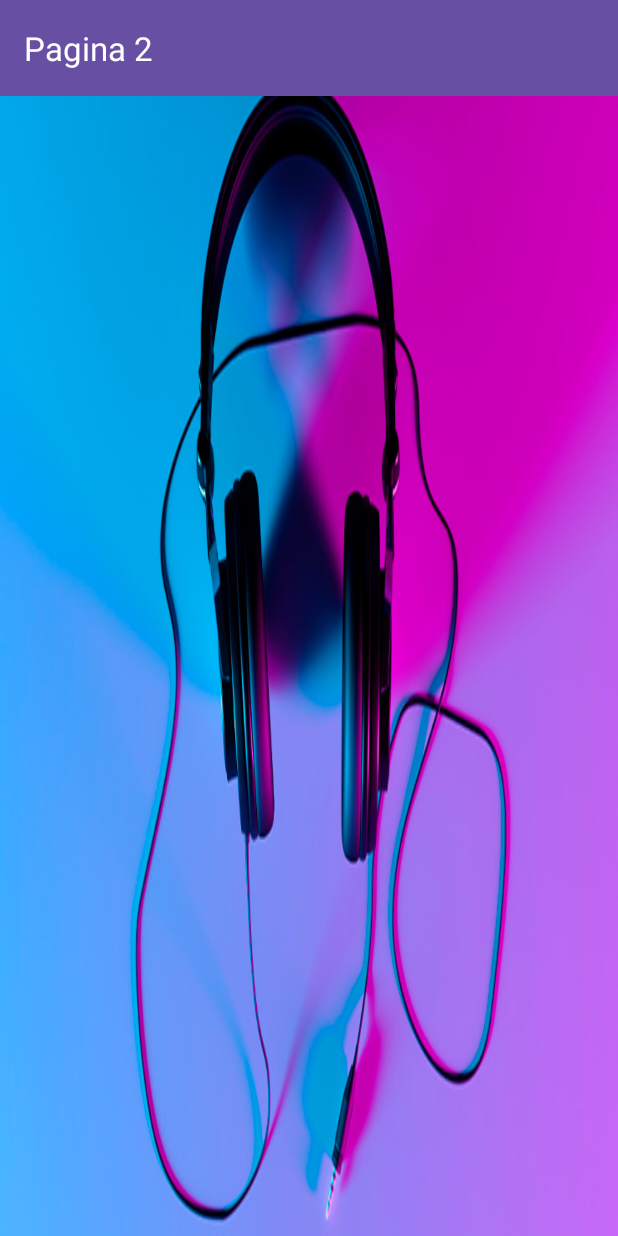
After one commit to SANDIEGOVIEIRA/Music, an Android app: the layout navegationbar2.xml on its own in the app's theme, with its tools: preview values and no code run, on a phone screen of 412 x 824 dp. The commit adds this screen. Run offline under Robolectric (Android 15) with nearby library versions, the phone set to English and light mode, and no system bars.

Commit message:
correc bugs

```diff
--- a/app/build.gradle.kts
+++ b/app/build.gradle.kts
@@ -47,6 +47,7 @@ dependencies {
     implementation("androidx.biometric:biometric:1.1.0")
     implementation(platform("com.google.firebase:firebase-bom:32.3.1"))
     implementation("com.google.firebase:firebase-storage")
+    implementation("com.google.android.material:material:1.10.0")
 
 
 }
--- a/app/src/main/java/br/com/myapplication/MainActivity.java
+++ b/app/src/main/java/br/com/myapplication/MainActivity.java
@@ -27,6 +27,8 @@ import java.io.File;
 import java.util.ArrayList;
 import java.util.Collections;
 import java.util.Comparator;
+import com.google.android.material.bottomnavigation.BottomNavigationView;
+
 
 public class MainActivity extends AppCompatActivity {
 
--- /dev/null
+++ b/app/src/main/java/br/com/myapplication/Tela2Activity.java
@@ -0,0 +1,14 @@
+package br.com.myapplication;
+
+import android.os.Bundle;
+import androidx.annotation.Nullable;
+import androidx.appcompat.app.AppCompatActivity;
+
+public class Tela2Activity extends AppCompatActivity {
+
+    @Override
+    protected void onCreate(@Nullable Bundle savedInstanceState) {
+        super.onCreate(savedInstanceState);
+        setContentView(R.layout.navegationbar2); //
+    }
+}
--- /dev/null
+++ b/app/src/main/res/layout/navegationbar2.xml
@@ -0,0 +1,28 @@
+<?xml version="1.0" encoding="utf-8"?>
+<RelativeLayout
+    xmlns:android="http://schemas.android.com/apk/res/android"
+    xmlns:app="http://schemas.android.com/apk/res-auto"
+    xmlns:tools="http://schemas.android.com/tools"
+    android:layout_width="match_parent"
+    android:layout_height="match_parent"
+    android:background="@drawable/histdamusica">
+
+    <!-- Toolbar -->
+    <androidx.appcompat.widget.Toolbar
+        android:id="@+id/toolbar"
+        android:layout_width="match_parent"
+        android:layout_height="?attr/actionBarSize"
+        android:background="?attr/colorPrimary"
+        android:elevation="4dp"
+        app:title="Pagina 2"
+        app:titleTextColor="@android:color/white" />
+
+    <!-- Conteúdo da Tela 2 -->
+    <LinearLayout
+        android:layout_width="match_parent"
+        android:layout_height="match_parent"
+        android:orientation="vertical"
+        android:layout_below="@id/toolbar">
+
+    </LinearLayout>
+</RelativeLayout>
```
Also changed, not shown: app/src/main/res/drawable/altofalamusica.jpg (added), app/src/main/res/drawable/histdamusica.jpg (added).
